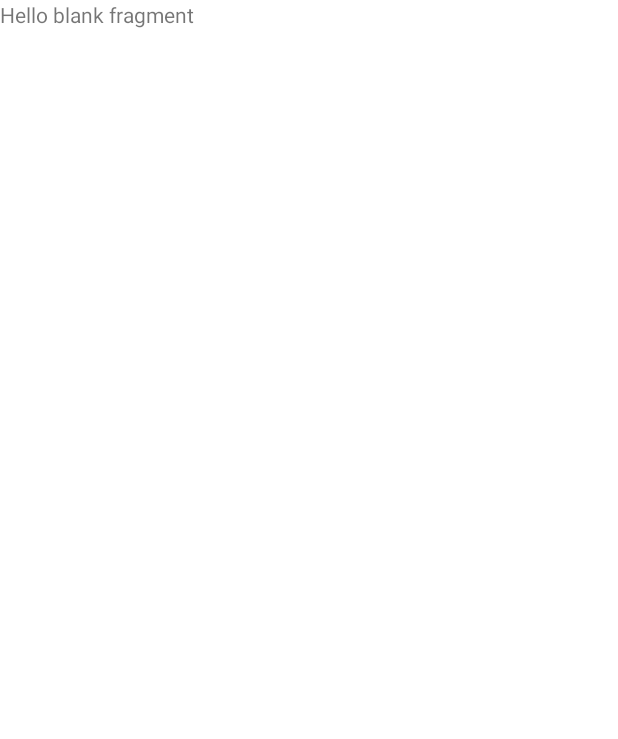
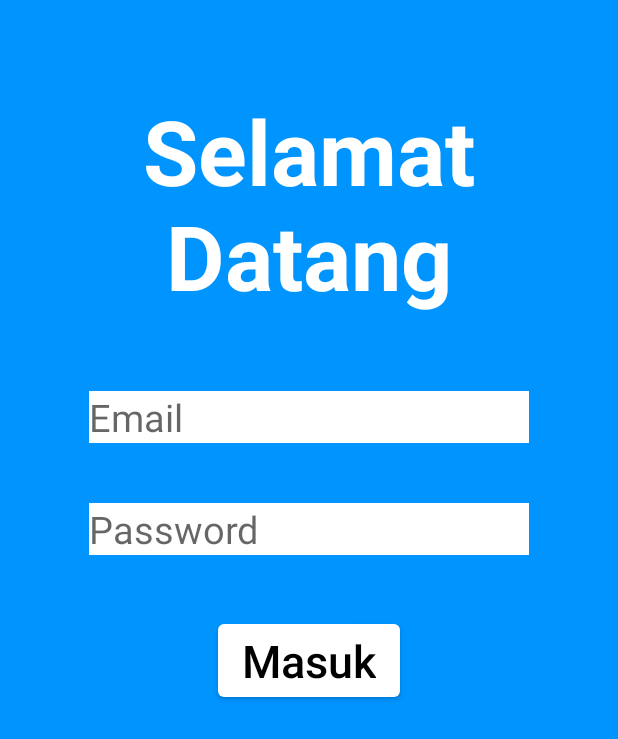
Before and after one commit to iamdejan/PelacakKontak, an Android app: the screen it shows after launch (MainActivity), on a phone screen of 412 x 824 dp. Before the commit the part shown is almost empty. Shown: the top 739 px of the screen. Run offline under Robolectric (Android 15) with nearby library versions, the light colour scheme and no system bars; our stand-ins replace Dagger/Hilt's generated code, navigation-ui.

Commit message:
Add UI for login fragment

```diff
--- a/app/src/main/res/layout/fragment_login.xml
+++ b/app/src/main/res/layout/fragment_login.xml
@@ -1,14 +1,68 @@
 <?xml version="1.0" encoding="utf-8"?>
-<FrameLayout xmlns:android="http://schemas.android.com/apk/res/android"
+<androidx.constraintlayout.widget.ConstraintLayout xmlns:android="http://schemas.android.com/apk/res/android"
+    xmlns:app="http://schemas.android.com/apk/res-auto"
     xmlns:tools="http://schemas.android.com/tools"
     android:layout_width="match_parent"
     android:layout_height="match_parent"
-    tools:context=".ui.LoginFragment">
+    tools:context=".ui.LoginFragment"
+    android:background="#0094FF">
 
-    <!-- TODO: Update blank fragment layout -->
     <TextView
-        android:layout_width="match_parent"
-        android:layout_height="match_parent"
-        android:text="@string/hello_blank_fragment" />
+        android:text="Selamat Datang"
+        android:layout_width="0dp"
+        android:layout_height="wrap_content"
+        android:id="@+id/textView"
+        app:layout_constraintTop_toTopOf="parent"
+        app:layout_constraintEnd_toEndOf="parent"
+        app:layout_constraintStart_toStartOf="parent"
+        android:layout_marginTop="60dp"
+        android:textSize="60sp"
+        android:textAlignment="center"
+        android:maxLines="2"
+        android:textColor="@color/white"
+        android:textStyle="bold" />
 
-</FrameLayout>
+    <EditText
+        android:layout_width="wrap_content"
+        android:layout_height="wrap_content"
+        android:inputType="textPersonName"
+        android:hint="Email"
+        android:ems="10"
+        android:id="@+id/editText_email"
+        app:layout_constraintEnd_toEndOf="parent"
+        app:layout_constraintStart_toStartOf="parent"
+        app:layout_constraintTop_toBottomOf="@+id/textView"
+        android:background="@color/white"
+        android:textSize="25sp"
+        android:layout_marginTop="50dp" />
+
+    <EditText
+        android:layout_width="wrap_content"
+        android:layout_height="wrap_content"
+        android:inputType="textPassword"
+        android:ems="10"
+        android:hint="Password"
+        android:id="@+id/editText_password"
+        android:background="@color/white"
+        app:layout_constraintEnd_toEndOf="parent"
+        app:layout_constraintStart_toStartOf="parent"
+        app:layout_constraintTop_toBottomOf="@+id/editText_email"
+        android:layout_marginTop="40dp"
+        android:textSize="25sp" />
+
+    <Button
+        android:text="Masuk"
+        android:layout_width="wrap_content"
+        android:layout_height="wrap_content"
+        android:id="@+id/button_login"
+        app:layout_constraintEnd_toEndOf="parent"
+        app:layout_constraintStart_toStartOf="parent"
+        app:layout_constraintTop_toBottomOf="@+id/editText_password"
+        android:layout_marginTop="40dp"
+        android:textColor="@color/black"
+        app:backgroundTint="@color/white"
+        android:textSize="30dp"
+        android:textAllCaps="false"
+        android:letterSpacing="0" />
+
+</androidx.constraintlayout.widget.ConstraintLayout>
```
